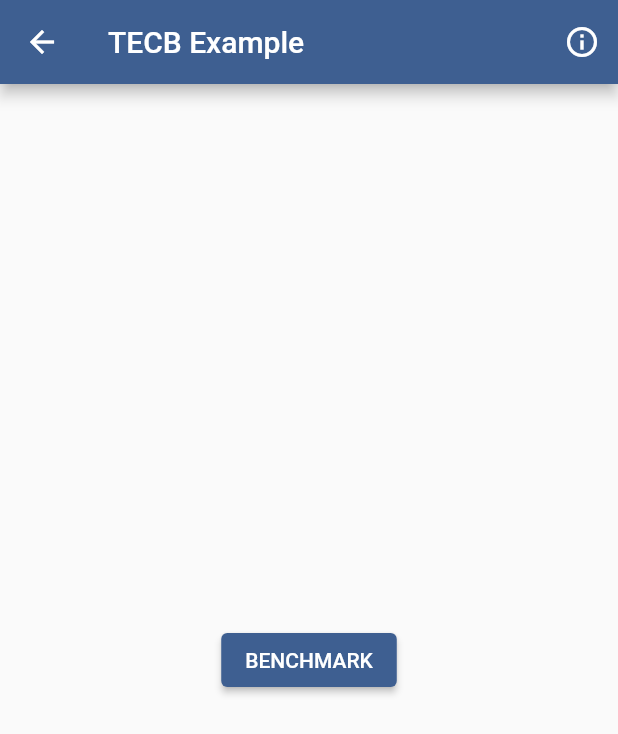
After one commit to GroovinChip/bluejay, a Flutter app: the BenchmarkAsyncExample screen opened directly, after a tap on "BENCHMARK", on a phone screen of 412 x 824 dp. The commit adds this screen. Shown: the top 734 px of the screen. Run offline on Flutter 3.47's test engine with Material 2 defaults, Android fonts, the phone set to English and light mode, and no system bars; our stand-ins replace google_fonts.

Commit message:
Benchmark async (#3)
* Add benchmarkAsync and logo

* change logo file ext

* remove width prop

* try blockquote

* go back to original with new link

* remove width

* revert remove width and try 100%

* Try 75% height

* Try 50% height

* remove height

```diff
--- a/example/lib/bluejay_gallery.dart
+++ b/example/lib/bluejay_gallery.dart
@@ -1,4 +1,5 @@
 import 'package:bluejay/bluejay.dart';
+import 'package:example/screens/benchmark_async_example.dart';
 import 'package:flutter/material.dart';
 import 'package:provider/provider.dart';
 
@@ -73,6 +74,16 @@ class BluejayGallery extends StatelessWidget {
                   ),
                 ),
               ),
+              BluejayItemTile(
+                name: 'Async Function Benchmark',
+                description:
+                'A function for benchmarking asynchronous functions',
+                onTap: () => Navigator.of(context).push(
+                  MaterialPageRoute(
+                    builder: (_) => BenchmarkAsyncExample(),
+                  ),
+                ),
+              ),
             ],
           ),
         );
--- /dev/null
+++ b/example/lib/screens/benchmark_async_example.dart
@@ -0,0 +1,43 @@
+import 'package:bluejay/bluejay.dart';
+import 'package:example/widgets/author_button.dart';
+import 'package:flutter/material.dart';
+
+class BenchmarkAsyncExample extends StatefulWidget {
+  BenchmarkAsyncExample({Key? key}) : super(key: key);
+
+  @override
+  _BenchmarkAsyncExampleState createState() => _BenchmarkAsyncExampleState();
+}
+
+class _BenchmarkAsyncExampleState extends State<BenchmarkAsyncExample> {
+  @override
+  Widget build(BuildContext context) {
+    return Scaffold(
+      appBar: AppBar(
+        title: Text('TECB Example'),
+        actions: [
+          AuthorButton(
+            authorName: 'Luke Pighetti',
+            authorAvatarUrl:
+                'https://pbs.twimg.com/profile_images/1353406162939514880/1bbUvJoR_400x400.jpg',
+            sourceUrl:
+                'https://twitter.com/luke_pighetti/status/1377397751273684995?s=21',
+          ),
+        ],
+      ),
+      body: Center(
+        child: Column(
+          mainAxisAlignment: MainAxisAlignment.center,
+          children: [
+            ElevatedButton(
+              onPressed: () {
+                benchmarkAsync('Test', () async => await Future.value(5));
+              },
+              child: Text('BENCHMARK'),
+            ),
+          ],
+        ),
+      ),
+    );
+  }
+}
--- a/lib/bluejay.dart
+++ b/lib/bluejay.dart
@@ -4,6 +4,7 @@ library bluejay;
 
 export 'src/classes/sine_curve.dart';
 export 'src/extensions/extensions.dart';
+export 'src/functions/benchmark_async.dart';
 export 'src/logging/logger.dart';
 export 'src/logging/print_full_stacktraces.dart';
 export 'src/widgets/animation_controller_state.dart';
--- /dev/null
+++ b/lib/src/functions/benchmark_async.dart
@@ -0,0 +1,27 @@
+import 'dart:async';
+
+Future<void> benchmarkAsync(String name, FutureOr<void> Function() fn) async {
+  const timeLimit = Duration(seconds: 5);
+  const subIterations = 5;
+  const leftColumnWidth = 25;
+  const rightColumnWidth = 6;
+
+  var iterations = 0;
+
+  final stopwatch = Stopwatch()..start();
+
+  while (stopwatch.elapsed < timeLimit) {
+    for (var i = 0; i < subIterations; i++) {
+      await fn();
+    }
+
+    iterations++;
+  }
+
+  stopwatch.stop();
+
+  print('${name.padRight(leftColumnWidth)} '
+      '${(iterations ~/ 1000).toString().padLeft(rightColumnWidth)}k '
+      'x $subIterations iterations '
+      '/ ${timeLimit.inMilliseconds / 1000}s');
+}
--- a/pubspec.yaml
+++ b/pubspec.yaml
@@ -1,6 +1,6 @@
 name: bluejay
 description: A curated collection of useful Flutter and Dart widgets, classes, and extensions
-version: 1.2.0
+version: 1.3.0
 repository: https://github.com/GroovinChip/bluejay
 issue_tracker: https://github.com/GroovinChip/bluejay/issues
 
```
Also changed, not shown: 2 other files.
